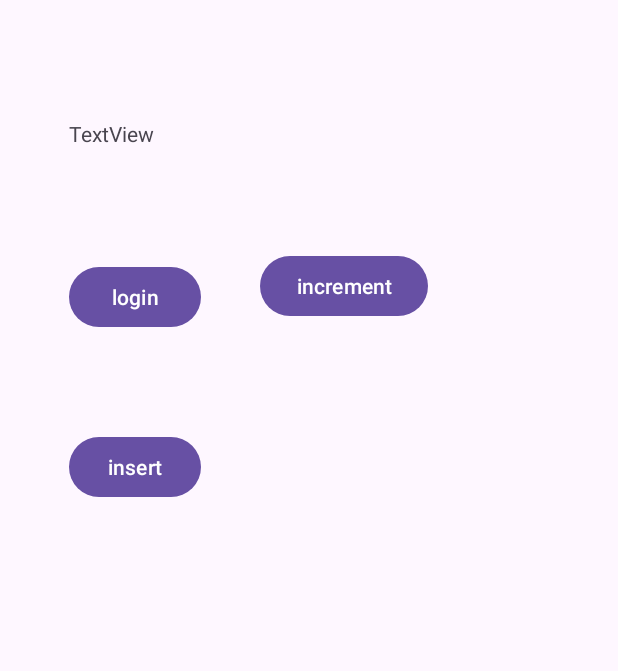
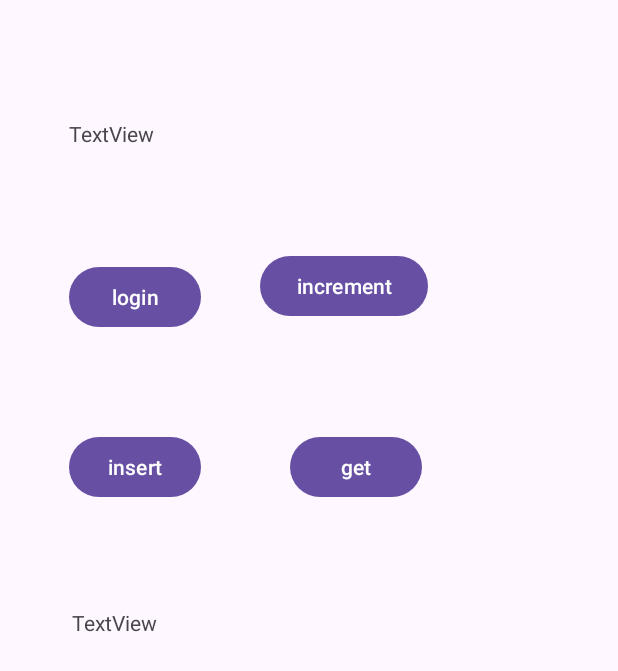
Before and after one commit to abdultanveer/MotoDemo, an Android app: the layout activity_main.xml on its own in the app's theme, with its tools: preview values and no code run, on a phone screen of 412 x 824 dp. Shown: the top 671 px of the screen. Run offline under Robolectric (Android 15) with nearby library versions, the phone set to English and light mode, and no system bars.

```diff
--- a/app/build.gradle.kts
+++ b/app/build.gradle.kts
@@ -46,6 +46,9 @@ dependencies {
     implementation("androidx.room:room-ktx:2.6.0")
     kapt ("androidx.room:room-compiler:2.6.0")
 
+    implementation("androidx.lifecycle:lifecycle-livedata-ktx:2.6.2")
+
+
     implementation("androidx.core:core-ktx:1.13.1")
     implementation("androidx.appcompat:appcompat:1.6.1")
     implementation("com.google.android.material:material:1.12.0")
--- a/app/src/main/res/layout/activity_main.xml
+++ b/app/src/main/res/layout/activity_main.xml
@@ -48,4 +48,23 @@
         app:layout_constraintEnd_toEndOf="@+id/btnLogin"
         app:layout_constraintStart_toStartOf="@+id/btnLogin"
         app:layout_constraintTop_toBottomOf="@+id/btnLogin" />
+
+    <Button
+        android:id="@+id/btnGet"
+        android:layout_width="wrap_content"
+        android:layout_height="wrap_content"
+        android:layout_marginStart="59dp"
+        android:text="get"
+        app:layout_constraintBaseline_toBaselineOf="@+id/btnInsert"
+        app:layout_constraintStart_toEndOf="@+id/btnInsert" />
+
+    <TextView
+        android:id="@+id/tvDb"
+        android:layout_width="wrap_content"
+        android:layout_height="wrap_content"
+        android:layout_marginStart="48dp"
+        android:layout_marginTop="70dp"
+        android:text="TextView"
+        app:layout_constraintStart_toStartOf="parent"
+        app:layout_constraintTop_toBottomOf="@+id/btnInsert" />
 </androidx.constraintlayout.widget.ConstraintLayout>
```
Also changed, not shown: app/src/main/java/com/example/motodemo/MainActivity.kt (+19 -1 lines).
